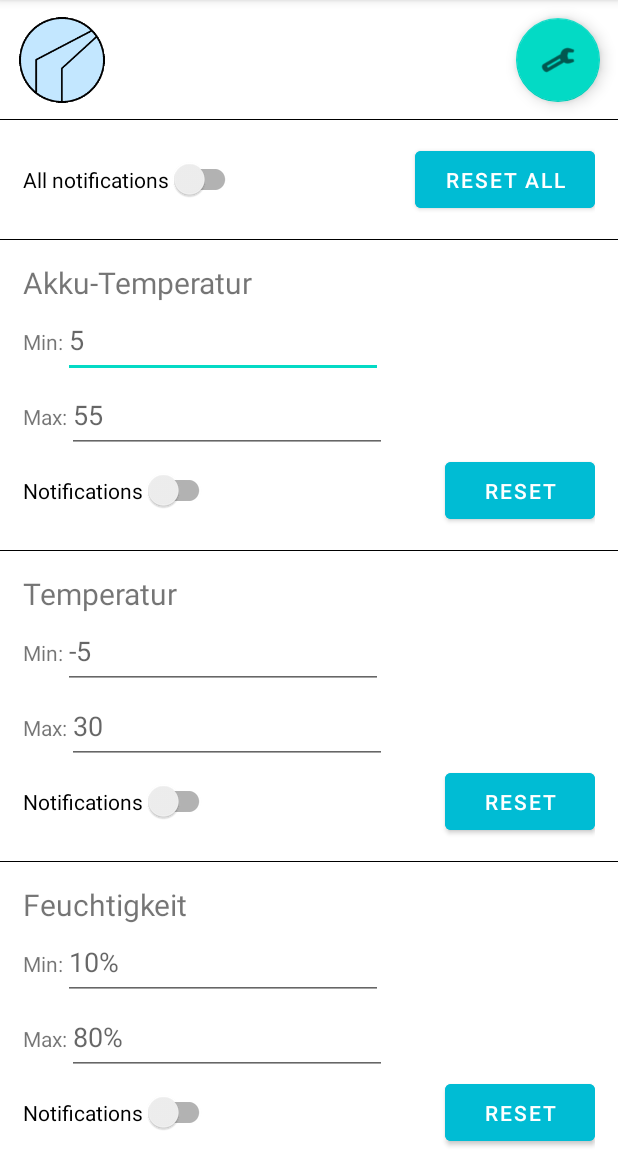
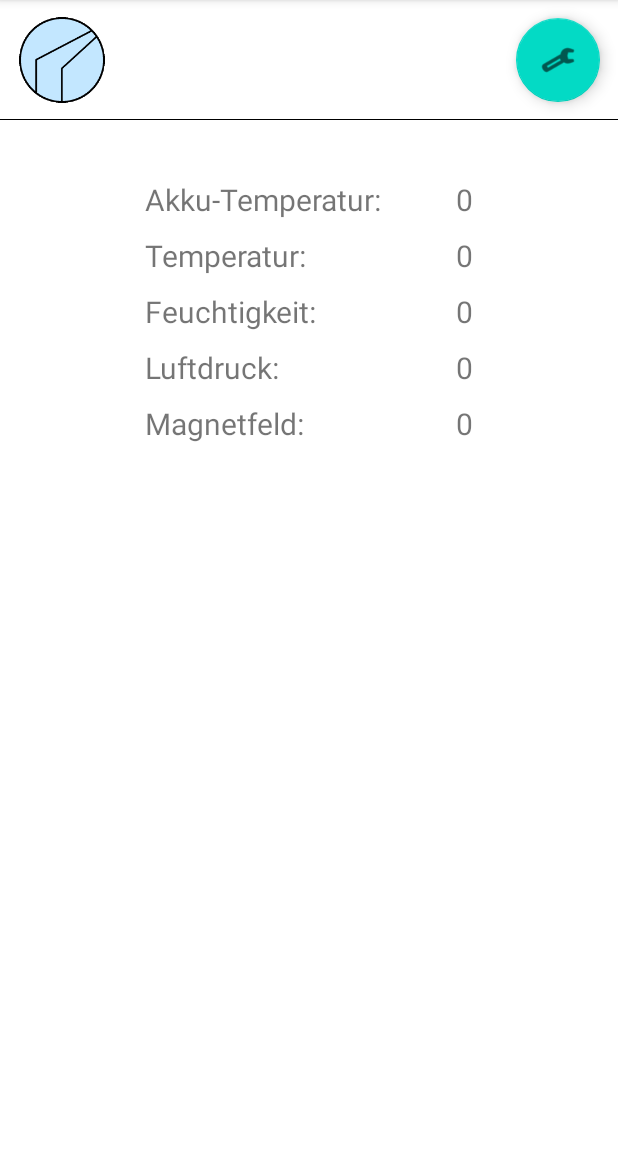
Before and after one commit to Monke457/Ambitus, an Android app: the screen it shows after launch (SettingsActivity before the commit, MainActivity after it), on a phone screen of 412 x 824 dp, the part 84-1236 px from its top. Run offline under Robolectric (Android 15) with nearby library versions, the phone set to English and light mode, and no system bars.

Commit message:
add navigation functionality

```diff
--- a/app/src/main/AndroidManifest.xml
+++ b/app/src/main/AndroidManifest.xml
@@ -14,17 +14,16 @@
         tools:targetApi="31">
 
         <activity
-            android:name=".SettingsActivity"
+            android:name=".MainActivity"
             android:exported="true">
             <intent-filter>
                 <action android:name="android.intent.action.MAIN" />
-
                 <category android:name="android.intent.category.LAUNCHER" />
             </intent-filter>
         </activity>
 
         <activity
-            android:name=".MainActivity"
+            android:name=".SettingsFragment"
             android:exported="true">
         </activity>
     </application>
--- a/app/src/main/java/com/bsfh/bw/ambitus/MainActivity.java
+++ b/app/src/main/java/com/bsfh/bw/ambitus/MainActivity.java
@@ -7,12 +7,15 @@ import android.os.Bundle;
 
 import androidx.annotation.Nullable;
 import androidx.appcompat.app.AppCompatActivity;
+import androidx.navigation.NavController;
+import androidx.navigation.fragment.NavHostFragment;
 
 public class MainActivity extends AppCompatActivity implements SensorEventListener {
     @Override
     protected void onCreate(@Nullable Bundle savedInstanceState) {
         super.onCreate(savedInstanceState);
         setContentView(R.layout.activity_main);
+
     }
 
     @Override
--- /dev/null
+++ b/app/src/main/java/com/bsfh/bw/ambitus/MainFragment.java
@@ -0,0 +1,32 @@
+package com.bsfh.bw.ambitus;
+
+import android.os.Bundle;
+import android.view.LayoutInflater;
+import android.view.View;
+import android.view.ViewGroup;
+import android.widget.Button;
+
+import androidx.annotation.NavigationRes;
+import androidx.annotation.NonNull;
+import androidx.annotation.Nullable;
+import androidx.fragment.app.Fragment;
+import androidx.navigation.Navigation;
+
+import com.google.android.material.floatingactionbutton.FloatingActionButton;
+
+public class MainFragment extends Fragment {
+
+    @Nullable
+    @Override
+    public View onCreateView(@NonNull LayoutInflater inflater, @Nullable ViewGroup container, @Nullable Bundle savedInstanceState) {
+        return inflater.inflate(R.layout.fragment_main, container, false);
+    }
+
+    @Override
+    public void onViewCreated(@NonNull View view, @Nullable Bundle savedInstanceState) {
+        super.onViewCreated(view, savedInstanceState);
+
+        FloatingActionButton settingsButton = view.findViewById(R.id.settings_button);
+        settingsButton.setOnClickListener(v -> Navigation.findNavController(view).navigate(R.id.action_mainFragment_to_settingsFragment));
+    }
+}
--- a/app/src/main/java/com/bsfh/bw/ambitus/SettingsActivity.java
+++ /dev/null
@@ -1,14 +0,0 @@
-package com.bsfh.bw.ambitus;
-
-import android.os.Bundle;
-
-import androidx.annotation.Nullable;
-import androidx.appcompat.app.AppCompatActivity;
-
-public class SettingsActivity extends AppCompatActivity {
-    @Override
-    protected void onCreate(@Nullable Bundle savedInstanceState) {
-        super.onCreate(savedInstanceState);
-        setContentView(R.layout.activity_settings);
-    }
-}
--- /dev/null
+++ b/app/src/main/res/layout/fragment_main.xml
@@ -0,0 +1,151 @@
+<?xml version="1.0" encoding="utf-8"?>
+<androidx.constraintlayout.widget.ConstraintLayout xmlns:android="http://schemas.android.com/apk/res/android"
+    xmlns:tools="http://schemas.android.com/tools"
+    android:layout_width="match_parent"
+    android:layout_height="match_parent"
+    xmlns:app="http://schemas.android.com/apk/res-auto">
+
+    <LinearLayout
+        android:layout_width="match_parent"
+        android:layout_height="0dp"
+        android:divider="@color/black"
+        android:orientation="vertical"
+        android:showDividers="middle"
+        app:layout_constraintBottom_toBottomOf="parent"
+        app:layout_constraintStart_toStartOf="parent"
+        app:layout_constraintTop_toTopOf="parent">
+
+        <LinearLayout
+            android:layout_width="match_parent"
+            android:layout_height="80dp"
+            android:gravity="center">
+
+            <ImageButton
+                android:id="@+id/icon_button"
+                android:layout_width="60dp"
+                android:layout_height="60dp"
+                android:background="@mipmap/ic_launcher_foreground"
+                android:contentDescription="@string/icon_button" />
+
+            <Space
+                android:layout_width="250dp"
+                android:layout_height="match_parent"
+                android:layout_weight="1" />
+
+            <com.google.android.material.floatingactionbutton.FloatingActionButton
+                android:id="@+id/settings_button"
+                android:layout_width="91dp"
+                android:layout_height="wrap_content"
+                android:layout_weight="1"
+                android:clickable="true"
+                android:contentDescription="@string/settings_button"
+                app:srcCompat="@android:drawable/ic_menu_preferences" />
+
+        </LinearLayout>
+
+        <LinearLayout
+            android:layout_width="match_parent"
+            android:layout_height="wrap_content"
+            android:layout_marginTop="40dp"
+            android:gravity="center"
+            android:orientation="horizontal">
+
+            <LinearLayout
+                android:layout_width="wrap_content"
+                android:layout_height="wrap_content"
+                android:orientation="vertical">
+
+                <TextView
+                    android:id="@+id/battery_label"
+                    android:layout_width="wrap_content"
+                    android:layout_height="wrap_content"
+                    android:paddingBottom="10dp"
+                    android:text="@string/battery_label"
+                    android:textSize="20sp" />
+
+                <TextView
+                    android:id="@+id/temp_label"
+                    android:layout_width="wrap_content"
+                    android:layout_height="wrap_content"
+                    android:paddingBottom="10dp"
+                    android:text="@string/temp_label"
+                    android:textSize="20sp" />
+
+                <TextView
+                    android:id="@+id/humidity_label"
+                    android:layout_width="wrap_content"
+                    android:layout_height="wrap_content"
+                    android:paddingBottom="10dp"
+                    android:text="@string/humidity_label"
+                    android:textSize="20sp" />
+
+                <TextView
+                    android:id="@+id/pressure_label"
+                    android:layout_width="wrap_content"
+                    android:layout_height="wrap_content"
+                    android:paddingBottom="10dp"
+                    android:text="@string/pressure_label"
+                    android:textSize="20sp" />
+
+                <TextView
+                    android:id="@+id/magnet_label"
+                    android:layout_width="wrap_content"
+                    android:layout_height="wrap_content"
+                    android:paddingBottom="10dp"
+                    android:text="@string/magnet_label"
+                    android:textSize="20sp" />
+            </LinearLayout>
+
+            <Space
+                android:layout_width="50dp"
+                android:layout_height="wrap_content" />
+
+            <LinearLayout
+                android:layout_width="wrap_content"
+                android:layout_height="wrap_content"
+                android:orientation="vertical">
+
+                <TextView
+                    android:id="@+id/battery_value"
+                    android:layout_width="match_parent"
+                    android:layout_height="wrap_content"
+                    android:paddingBottom="10dp"
+                    android:text="0"
+                    android:textSize="20sp" />
+
+                <TextView
+                    android:id="@+id/temp_value"
+                    android:layout_width="match_parent"
+                    android:layout_height="wrap_content"
+                    android:paddingBottom="10dp"
+                    android:text="0"
+                    android:textSize="20sp" />
+
+                <TextView
+                    android:id="@+id/humidity_value"
+                    android:layout_width="match_parent"
+                    android:layout_height="wrap_content"
+                    android:paddingBottom="10dp"
+                    android:text="0"
+                    android:textSize="20sp" />
+
+                <TextView
+                    android:id="@+id/pressure_value"
+                    android:layout_width="match_parent"
+                    android:layout_height="wrap_content"
+                    android:paddingBottom="10dp"
+                    android:text="0"
+                    android:textSize="20sp" />
+
+                <TextView
+                    android:id="@+id/magnet_value"
+                    android:layout_width="match_parent"
+                    android:layout_height="wrap_content"
+                    android:paddingBottom="10dp"
+                    android:text="0"
+                    android:textSize="20sp" />
+            </LinearLayout>
+        </LinearLayout>
+    </LinearLayout>
+
+</androidx.constraintlayout.widget.ConstraintLayout>
--- a/app/src/main/res/layout/activity_settings.xml
+++ b/app/src/main/res/layout/fragment_settings.xml
@@ -513,4 +513,5 @@
         </ScrollView>
 
     </LinearLayout>
+
 </androidx.constraintlayout.widget.ConstraintLayout>
--- /dev/null
+++ b/app/src/main/res/navigation/nav_graph.xml
@@ -0,0 +1,23 @@
+<?xml version="1.0" encoding="utf-8"?>
+<navigation xmlns:android="http://schemas.android.com/apk/res/android"
+    xmlns:app="http://schemas.android.com/apk/res-auto"
+    android:id="@+id/nav_ggraph"
+    app:startDestination="@id/mainFragment">
+
+    <fragment
+        android:id="@+id/mainFragment"
+        android:name="com.bsfh.bw.ambitus.MainFragment"
+        android:label="MainFragment" >
+        <action
+            android:id="@+id/action_mainFragment_to_settingsFragment"
+            app:destination="@id/settingsFragment" />
+    </fragment>
+    <fragment
+        android:id="@+id/settingsFragment"
+        android:name="com.bsfh.bw.ambitus.SettingsFragment"
+        android:label="SettingsFragment" >
+        <action
+            android:id="@+id/action_settingsFragment_to_mainFragment"
+            app:destination="@id/mainFragment" />
+    </fragment>
+</navigation>
```
Also changed, not shown: app/build.gradle (+21 -2 lines), app/src/main/java/com/bsfh/bw/ambitus/SettingsFragment.java (added, +34 -0 lines), app/src/main/res/layout/activity_main.xml (+11 -140 lines).
